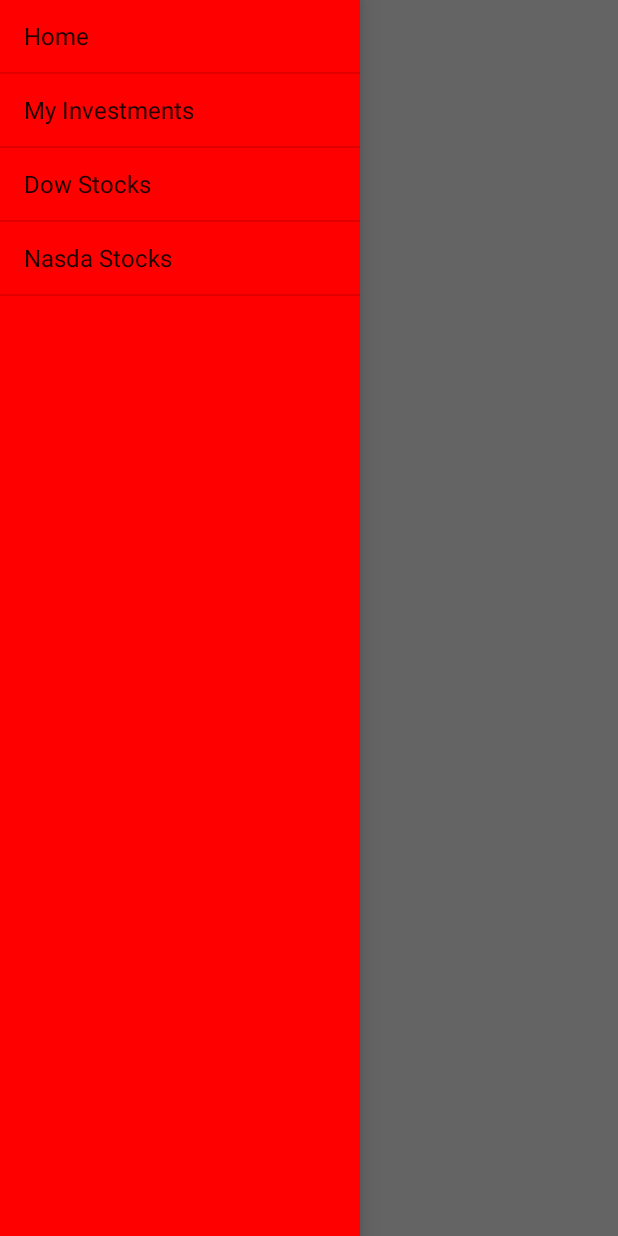
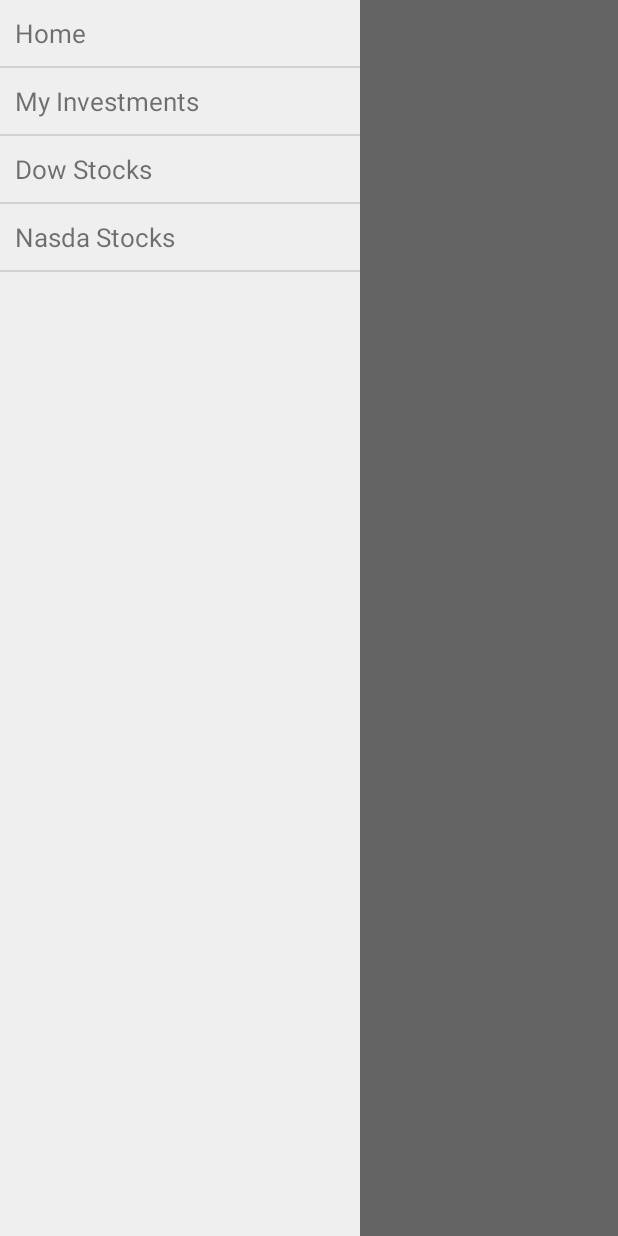
Before and after one commit to waltercool/HuntieProject, an Android app: the screen it shows after launch (MainActivity), with the side drawer open, on a phone screen of 412 x 824 dp. Run offline under Robolectric (Android 15) with nearby library versions, the phone set to English and light mode, and no system bars; our stand-ins replace ButterKnife.

Commit message:
Updated README.md Navigation drawer changes.

```diff
--- a/build.gradle
+++ b/build.gradle
@@ -5,7 +5,7 @@ buildscript {
         jcenter()
     }
     dependencies {
-        classpath 'com.android.tools.build:gradle:2.1.2'
+        classpath 'com.android.tools.build:gradle:2.1.3'
         classpath 'com.neenbedankt.gradle.plugins:android-apt:1.8'
 
         // NOTE: Do not place your application dependencies here; they belong
--- a/mobile/build.gradle
+++ b/mobile/build.gradle
@@ -25,7 +25,7 @@ dependencies {
     testCompile 'junit:junit:4.12'
     compile 'com.android.support:appcompat-v7:24.1.1'
     compile 'com.android.support:recyclerview-v7:24.1.1'
-
+    compile 'com.google.protobuf:protoc:3.0.0'
     compile 'com.jakewharton:butterknife:8.2.1'
     apt 'com.jakewharton:butterknife-compiler:8.2.1'
 }
--- a/mobile/src/main/java/cl/slash/huntieproject/views/main/MainActivity.java
+++ b/mobile/src/main/java/cl/slash/huntieproject/views/main/MainActivity.java
@@ -1,15 +1,19 @@
 package cl.slash.huntieproject.views.main;
 
 import android.os.Bundle;
+import android.support.v4.view.GravityCompat;
 import android.support.v4.widget.DrawerLayout;
 import android.support.v7.app.ActionBarDrawerToggle;
-import android.support.v7.widget.LinearLayoutManager;
-import android.support.v7.widget.RecyclerView;
 import android.support.v7.widget.Toolbar;
+import android.view.Gravity;
+import android.view.View;
 import android.view.ViewGroup;
+import android.widget.AdapterView;
 import android.widget.ArrayAdapter;
 import android.widget.FrameLayout;
+import android.widget.ListAdapter;
 import android.widget.ListView;
+import android.widget.TextView;
 
 import butterknife.BindView;
 import butterknife.ButterKnife;
@@ -34,6 +38,8 @@ public class MainActivity extends BaseActivity {
     @BindView(R.id.activity_main_content)
     FrameLayout mContent;
 
+    private ListAdapter mNavDrawerAdapter;
+
     @Override
     protected void onCreate(Bundle savedInstanceState) {
         super.onCreate(savedInstanceState);
@@ -49,8 +55,10 @@ public class MainActivity extends BaseActivity {
 
         //Nav Drawer Item List
         String[] items = getResources().getStringArray(R.array.main_nav_drawer_items);
-        mNavDrawerList.setAdapter(new ArrayAdapter<>(this,
-                android.R.layout.simple_list_item_1, items));
+        mNavDrawerAdapter = new ArrayAdapter<>(this,
+                R.layout.item_nav_drawer_list, R.id.item_nav_drawer_list_text, items);
+        mNavDrawerList.setAdapter(mNavDrawerAdapter);
+        mNavDrawerList.setOnItemClickListener(new NavDrawerListClickListener());
 
 
         //Navigation Drawer
@@ -58,6 +66,14 @@ public class MainActivity extends BaseActivity {
                 mDrawerLayout, mToolbar, R.string.nav_drawer_open, R.string.nav_drawer_close);
         mDrawerLayout.addDrawerListener(actionBarDrawerToggle);
         actionBarDrawerToggle.syncState();
+    }
 
+    private class NavDrawerListClickListener implements AdapterView.OnItemClickListener {
+
+        @Override
+        public void onItemClick(AdapterView<?> parent, View view, int position, long id) {
+            mDrawerLayout.closeDrawer(GravityCompat.START);
+
+        }
     }
 }
--- a/mobile/src/main/res/layout/activity_main.xml
+++ b/mobile/src/main/res/layout/activity_main.xml
@@ -25,8 +25,7 @@
         android:id="@+id/activity_main_nav_drawer"
         android:layout_width="240dp"
         android:layout_height="match_parent"
-        android:layout_gravity="left|start"
-        android:background="#ff0000">
+        android:layout_gravity="left|start">
 
         <include layout="@layout/activity_main_nav_drawer" />
 
--- a/mobile/src/main/res/layout/activity_main_nav_drawer.xml
+++ b/mobile/src/main/res/layout/activity_main_nav_drawer.xml
@@ -1,11 +1,15 @@
 <?xml version="1.0" encoding="utf-8"?>
 <LinearLayout xmlns:android="http://schemas.android.com/apk/res/android"
-    android:orientation="vertical" android:layout_width="match_parent"
-    android:layout_height="match_parent">
+    xmlns:tools="http://schemas.android.com/tools"
+    android:orientation="vertical"
+    android:layout_width="match_parent"
+    android:layout_height="match_parent"
+    android:background="@color/navDrawerBkg">
 
     <ListView
         android:id="@+id/activity_main_nav_drawer_list"
         android:layout_width="match_parent"
-        android:layout_height="match_parent" />
+        android:layout_height="match_parent"
+        tools:listitem="@layout/item_nav_drawer_list" />
 
 </LinearLayout>
--- /dev/null
+++ b/mobile/src/main/res/layout/item_nav_drawer_list.xml
@@ -0,0 +1,16 @@
+<?xml version="1.0" encoding="utf-8"?>
+<LinearLayout
+    xmlns:android="http://schemas.android.com/apk/res/android"
+    xmlns:tools="http://schemas.android.com/tools"
+    android:orientation="vertical" android:layout_width="match_parent"
+    android:layout_height="match_parent">
+
+    <TextView
+        android:id="@+id/item_nav_drawer_list_text"
+        android:layout_width="match_parent"
+        android:layout_height="wrap_content"
+        android:layout_margin="10dp"
+        android:textSize="17sp"
+        tools:text="Item demo" />
+
+</LinearLayout>
--- a/mobile/src/main/res/values/colors.xml
+++ b/mobile/src/main/res/values/colors.xml
@@ -3,4 +3,5 @@
     <color name="colorPrimary">#3F51B5</color>
     <color name="colorPrimaryDark">#303F9F</color>
     <color name="colorAccent">#FF4081</color>
+    <color name="navDrawerBkg">#EFEFEF</color>
 </resources>
```
Also changed, not shown: gradle/wrapper/gradle-wrapper.properties, 1 other file.
